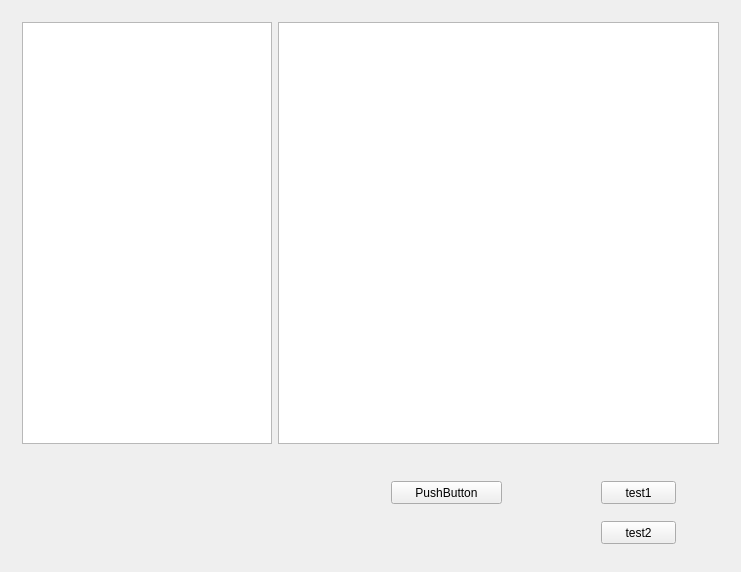
The window that flvparse.ui (mayudong1/flvParse) describes before a commit, drawn with Qt 5.
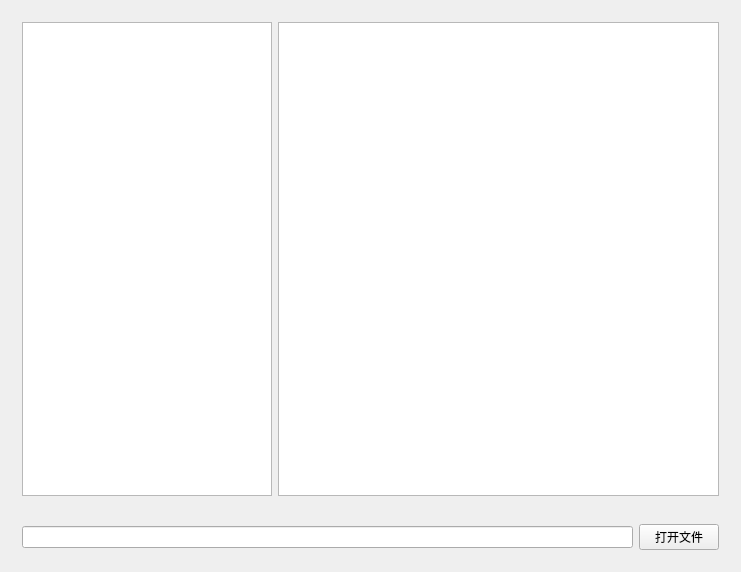
The same window after the commit.

```diff
--- a/flvparse.ui
+++ b/flvparse.ui
@@ -77,7 +77,7 @@
       <property name="minimumSize">
        <size>
         <width>0</width>
-        <height>100</height>
+        <height>30</height>
        </size>
       </property>
       <property name="maximumSize">
@@ -86,45 +86,22 @@
         <height>100</height>
        </size>
       </property>
-      <widget class="QPushButton" name="openButton">
-       <property name="geometry">
-        <rect>
-         <x>380</x>
-         <y>20</y>
-         <width>111</width>
-         <height>23</height>
-        </rect>
-       </property>
-       <property name="text">
-        <string>PushButton</string>
-       </property>
-      </widget>
-      <widget class="QPushButton" name="testButton">
-       <property name="geometry">
-        <rect>
-         <x>590</x>
-         <y>20</y>
-         <width>75</width>
-         <height>23</height>
-        </rect>
-       </property>
-       <property name="text">
-        <string>test1</string>
-       </property>
-      </widget>
-      <widget class="QPushButton" name="test2Button">
-       <property name="geometry">
-        <rect>
-         <x>590</x>
-         <y>60</y>
-         <width>75</width>
-         <height>23</height>
-        </rect>
-       </property>
-       <property name="text">
-        <string>test2</string>
-       </property>
-      </widget>
+      <layout class="QGridLayout" name="gridLayout_2">
+       <item row="0" column="1">
+        <widget class="QPushButton" name="openButton">
+         <property name="text">
+          <string>打开文件</string>
+         </property>
+        </widget>
+       </item>
+       <item row="0" column="0">
+        <widget class="QLineEdit" name="filePathEdit">
+         <property name="readOnly">
+          <bool>true</bool>
+         </property>
+        </widget>
+       </item>
+      </layout>
      </widget>
     </item>
    </layout>
```
Left out of the diff: 3 changed lines with no effect on the pictures.
